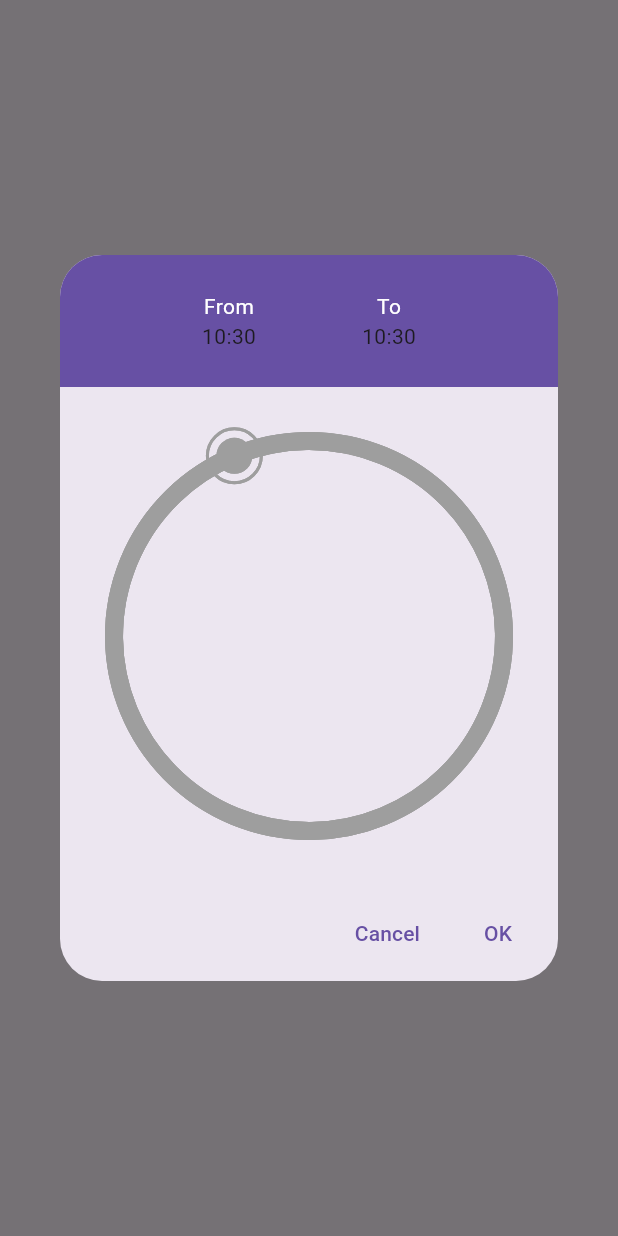
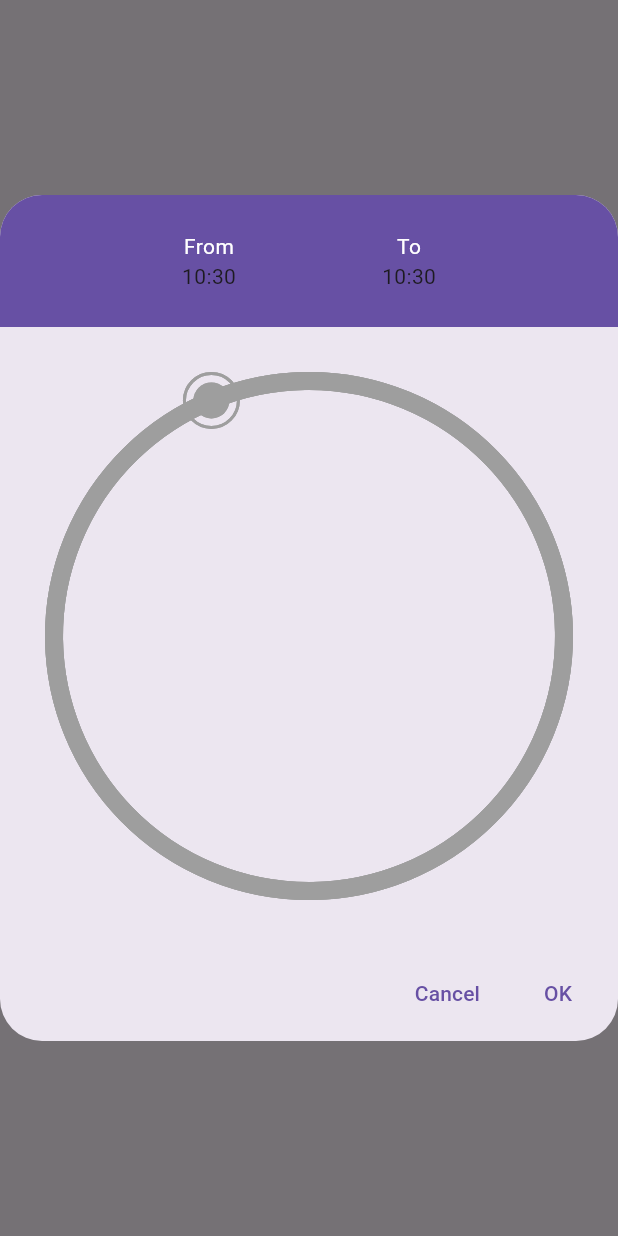
Before and after one commit to Chris1234567899/flutter_time_range_picker, a Flutter app: what showTimeRangePicker() shows on an empty page, opened directly with empty values, on a phone screen of 412 x 824 dp. Run offline on Flutter 3.47's test engine with Material 3 defaults, Android fonts, the phone set to English and light mode, and no system bars.

Commit message:
added padding

```diff
--- a/lib/src/time-range-dialog.dart
+++ b/lib/src/time-range-dialog.dart
@@ -7,6 +7,9 @@ import 'package:time_range_picker/src/utils.dart';
 
 showTimeRangePicker({
   required BuildContext context,
+
+  /// insets padding for the dialog
+  EdgeInsets? insetPadding,
 
   /// preselected start time
   TimeOfDay? start,
@@ -128,6 +131,7 @@ showTimeRangePicker({
   final Widget dialog = Dialog(
       elevation: 12,
       clipBehavior: Clip.antiAlias,
+      insetPadding: insetPadding,
       child: TimeRangePicker(
         start: start,
         end: end,
```
Also changed, not shown: example/pubspec.lock, pubspec.lock.
